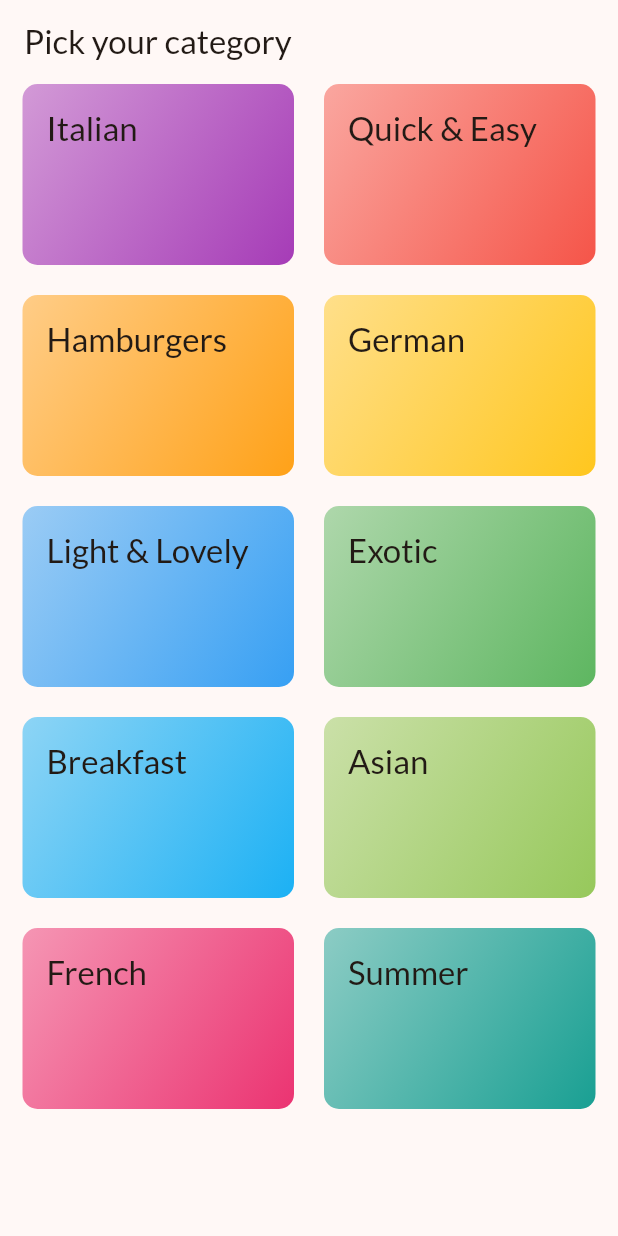
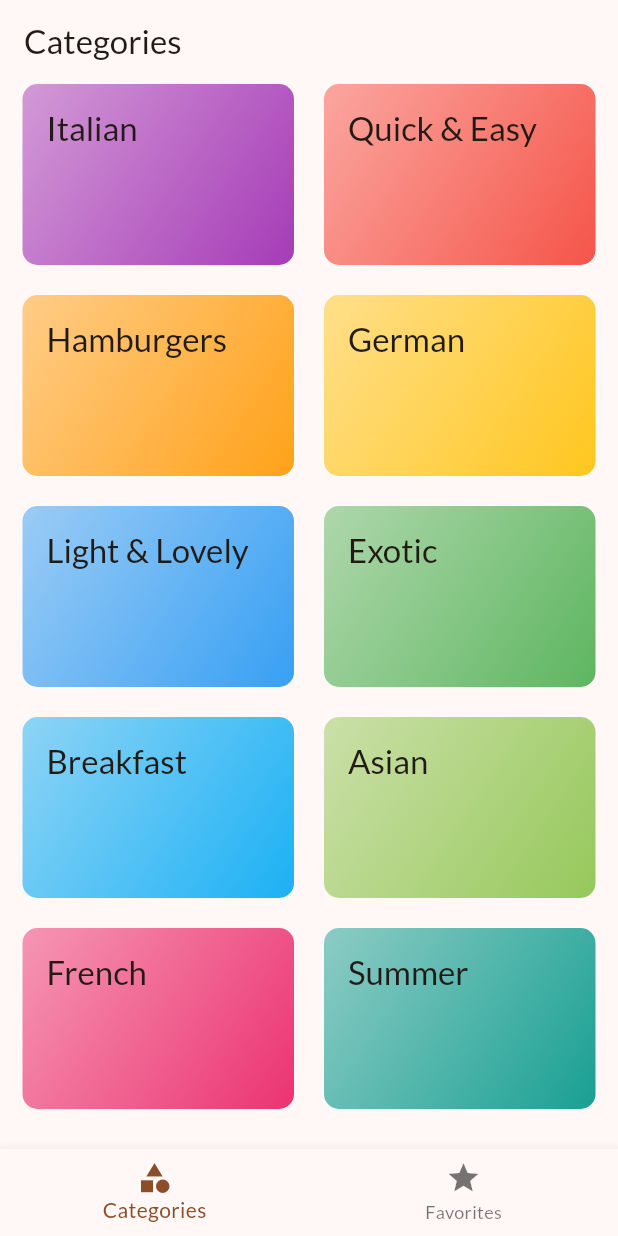
Before and after one commit to Mir-37/khuda_lagse, a Flutter app: the screen it shows after launch, on a phone screen of 412 x 824 dp. Run offline on Flutter 3.47's test engine with Material 3 defaults, Android fonts, the light colour scheme and no system bars; our stand-ins replace google_fonts, transparent_image.

Commit message:
refactor(ui): introduce tab-based navigation structure
Add TabsScreen to provide a bottom navigation bar for switching between
categories and favorites. Refactor CategoriesScreen to remove its
internal Scaffold and update MealsScreen to support optional titles
for better integration within the new tabbed layout.

```diff
--- a/lib/main.dart
+++ b/lib/main.dart
@@ -1,6 +1,7 @@
 import 'package:flutter/material.dart';
 import 'package:google_fonts/google_fonts.dart';
 import 'package:khuda_lagse/screens/categories_screen.dart';
+import 'package:khuda_lagse/screens/tabs_screen.dart';
 
 final theme = ThemeData(
   useMaterial3: true,
@@ -24,7 +25,7 @@ class MyApp extends StatelessWidget {
     return MaterialApp(
       title: 'Flutter Demo',
       theme: theme,
-      home: const CategoriesScreen(),
+      home: const TabsScreen(),
     );
   }
 }
--- a/lib/screens/categories_screen.dart
+++ b/lib/screens/categories_screen.dart
@@ -22,11 +22,7 @@ class CategoriesScreen extends StatelessWidget {
 
   @override
   Widget build(BuildContext context) {
-    return Scaffold(
-      appBar: AppBar(
-        title: const Text('Pick your category'),
-      ),
-      body: GridView(
+    return GridView(
       padding: const EdgeInsets.symmetric(
         horizontal: 15,
       ),
@@ -45,7 +41,6 @@ class CategoriesScreen extends StatelessWidget {
             },
           ),
       ],
-      ),
     );
   }
 }
--- a/lib/screens/meals_screen.dart
+++ b/lib/screens/meals_screen.dart
@@ -5,7 +5,7 @@ import 'package:khuda_lagse/widget/meal_item.dart';
 
 class MealsScreen extends StatelessWidget {
   final List<Meal> meals;
-  final String title;
+  final String? title;
 
   void _selectMeal(BuildContext context, Meal meal) {
     Navigator.of(context).push(
@@ -15,7 +15,7 @@ class MealsScreen extends StatelessWidget {
     );
   }
 
-  const MealsScreen({super.key, required this.meals, required this.title});
+  const MealsScreen({super.key, required this.meals, this.title});
 
   @override
   Widget build(BuildContext context) {
@@ -53,10 +53,10 @@ class MealsScreen extends StatelessWidget {
         ),
       );
     }
-
+    if (title == null) return content;
     return Scaffold(
       appBar: AppBar(
-        title: Text(title),
+        title: Text(title!),
       ),
       body: content,
     );
--- /dev/null
+++ b/lib/screens/tabs_screen.dart
@@ -0,0 +1,59 @@
+import 'package:flutter/material.dart';
+import 'package:khuda_lagse/screens/categories_screen.dart';
+import 'package:khuda_lagse/screens/meals_screen.dart';
+
+class TabsScreen extends StatefulWidget {
+  const TabsScreen({super.key});
+
+  @override
+  State<StatefulWidget> createState() {
+    return _TabScreenState();
+  }
+}
+
+class _TabScreenState extends State<TabsScreen> {
+  int _selectedPageIndex = 0;
+
+  void _selectPage(int index) {
+    setState(() {
+      _selectedPageIndex = index;
+    });
+  }
+
+  @override
+  Widget build(BuildContext context) {
+    Widget activePage = const CategoriesScreen();
+
+    var activePageTitle = 'Categories';
+
+    if (_selectedPageIndex == 1) {
+      activePageTitle = 'Your Favorites';
+      activePage = const MealsScreen(
+        meals: [],
+      );
+    }
+
+    return Scaffold(
+      appBar: AppBar(
+        title: Text(activePageTitle),
+      ),
+      body: activePage,
+      bottomNavigationBar: BottomNavigationBar(
+        onTap: (index) {
+          _selectPage(index);
+        },
+        currentIndex: _selectedPageIndex,
+        items: [
+          BottomNavigationBarItem(
+            icon: const Icon(Icons.category),
+            label: 'Categories',
+          ),
+          BottomNavigationBarItem(
+            icon: const Icon(Icons.star),
+            label: 'Favorites',
+          ),
+        ],
+      ),
+    );
+  }
+}
```
Lines whose indentation alone changed are shown as unchanged.
